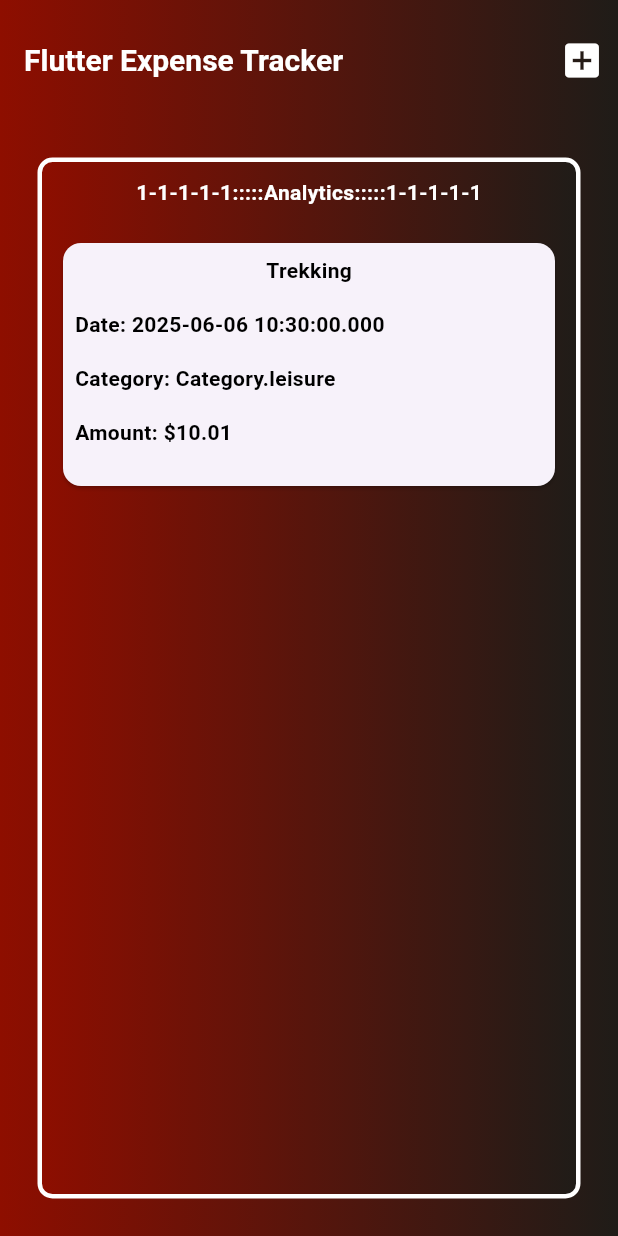
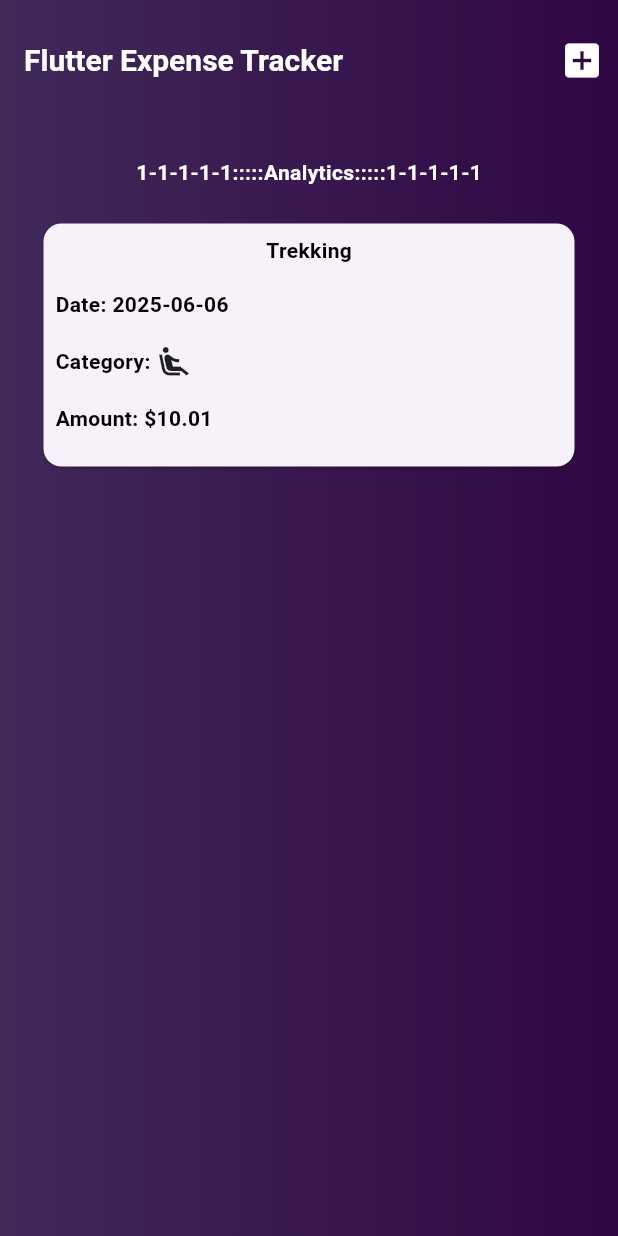
Before and after one commit to bitsbuild/flutter-course-work, a Flutter app: the screen it shows after launch, on a phone screen of 412 x 824 dp. Run offline on Flutter 3.47's test engine with Material 3 defaults, Android fonts, the phone set to English and light mode, and no system bars; our stand-ins replace google_fonts, rflutter_alert.

Commit message:
Flutter: Project-3: Expense List View Completed With Dismissibility

```diff
--- a/Project-3-Expense-Tracker-App/expense_tracker/lib/expense_tracker_scaffold.dart
+++ b/Project-3-Expense-Tracker-App/expense_tracker/lib/expense_tracker_scaffold.dart
@@ -8,7 +8,7 @@ class ExpenseTrackerScaffold extends StatefulWidget {
 }
 
 class _ExpenseTrackerScaffoldState extends State<ExpenseTrackerScaffold> {
-  List<Color> col = [Color(0xff8E0E00), Color(0xff1F1C18)];
+  List<Color> col = [Color(0xff41295a), Color(0xff2F0743)];
   List<Expense> li = [
     Expense(
       title: 'Trekking',
@@ -17,6 +17,12 @@ class _ExpenseTrackerScaffoldState extends State<ExpenseTrackerScaffold> {
       date: DateTime.now(),
     ),
   ];
+  var categoryMap = {
+    Category.food: 'Food',
+    Category.work: 'Work',
+    Category.travel: 'Travel',
+    Category.leisure: Icons.airline_seat_recline_extra,
+  };
   @override
   Widget build(BuildContext context) {
     return Scaffold(
@@ -60,13 +66,7 @@ class _ExpenseTrackerScaffoldState extends State<ExpenseTrackerScaffold> {
       body: Container(
         decoration: BoxDecoration(gradient: LinearGradient(colors: col)),
         child: Padding(
-          padding: const EdgeInsets.all(25.0),
-          child: Container(
-            decoration: BoxDecoration(
-              gradient: LinearGradient(colors: col),
-              border: Border.all(color: Colors.white, width: 3),
-              borderRadius: BorderRadius.circular(10),
-            ),
+          padding: const EdgeInsets.all(15.0),
           child: Center(
             child: Column(
               mainAxisAlignment: MainAxisAlignment.start,
@@ -89,7 +89,14 @@ class _ExpenseTrackerScaffoldState extends State<ExpenseTrackerScaffold> {
                   child: ListView.builder(
                     itemCount: li.length,
                     itemBuilder: (BuildContext context, int index) {
-                        return Padding(
+                      return Dismissible(
+                        key: ValueKey(li[index].id),
+                        onDismissed: (DismissDirection direction) {
+                          List.from(
+                            li,
+                          ).removeWhere((e) => e.id == li[index].id);
+                        },
+                        child: Padding(
                           padding: const EdgeInsets.all(10.0),
                           child: Center(
                             child: SizedBox(
@@ -116,7 +123,7 @@ class _ExpenseTrackerScaffoldState extends State<ExpenseTrackerScaffold> {
                                     Padding(
                                       padding: const EdgeInsets.all(8.0),
                                       child: Text(
-                                        'Date: ${li[index].date}',
+                                        'Date: ${li[index].date.toString().split(' ')[0]}',
                                         style: TextStyle(
                                           color: Colors.black,
                                           fontWeight: FontWeight.bold,
@@ -125,12 +132,20 @@ class _ExpenseTrackerScaffoldState extends State<ExpenseTrackerScaffold> {
                                     ),
                                     Padding(
                                       padding: const EdgeInsets.all(8.0),
-                                      child: Text(
-                                        'Category: ${li[index].category.toString()}',
+                                      child: Row(
+                                        children: [
+                                          Text(
+                                            'Category: ',
                                             style: TextStyle(
                                               color: Colors.black,
                                               fontWeight: FontWeight.bold,
                                             ),
+                                          ),
+                                          Icon(
+                                            categoryMap[li[index].category]
+                                                as IconData?,
+                                          ),
+                                        ],
                                       ),
                                     ),
                                     Padding(
@@ -148,6 +163,7 @@ class _ExpenseTrackerScaffoldState extends State<ExpenseTrackerScaffold> {
                               ),
                             ),
                           ),
+                        ),
                       );
                     },
                   ),
@@ -157,7 +173,6 @@ class _ExpenseTrackerScaffoldState extends State<ExpenseTrackerScaffold> {
           ),
         ),
       ),
-      ),
     );
   }
 }
```
Lines whose indentation alone changed are shown as unchanged.
